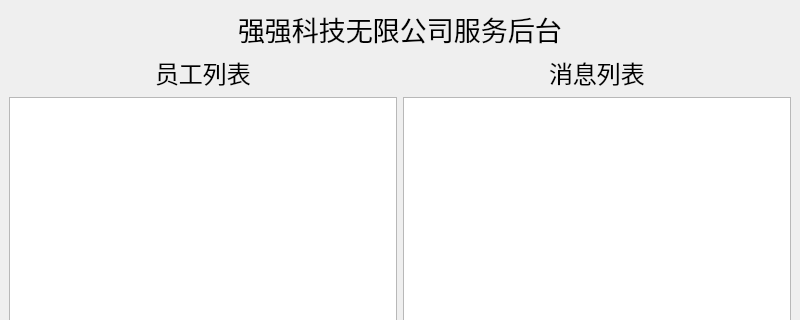
1314kele/Face-Recognition-Attendance-System, file faceServer/mainwindow.ui: the form before one commit; both pictures show x 0 to 800 and y 0 to 320 of the 800 by 600 pixel window.
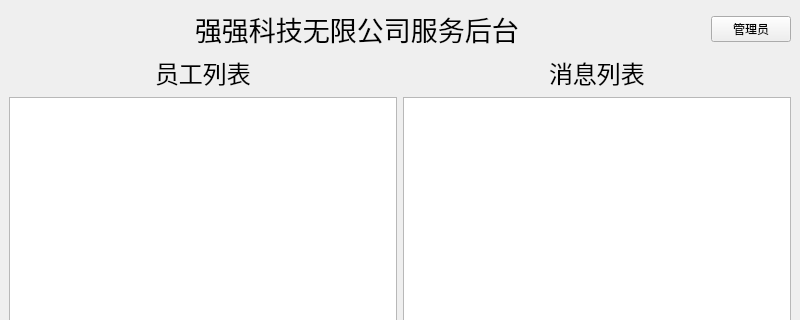
The form after the commit.

The edit to the form file:
```diff
--- a/faceServer/mainwindow.ui
+++ b/faceServer/mainwindow.ui
@@ -14,11 +14,13 @@
    <string>MainWindow</string>
   </property>
   <widget class="QWidget" name="centralwidget">
+   <layout class="QGridLayout" name="gridLayout_2">
+    <item row="0" column="0">
    <layout class="QGridLayout" name="gridLayout">
     <item row="0" column="0">
-     <layout class="QVBoxLayout" name="verticalLayout_3">
+       <layout class="QHBoxLayout" name="horizontalLayout_7">
       <item>
-       <layout class="QHBoxLayout" name="horizontalLayout_2">
+         <layout class="QHBoxLayout" name="horizontalLayout">
         <item>
          <spacer name="horizontalSpacer_6">
           <property name="orientation">
@@ -61,11 +63,28 @@
        </layout>
       </item>
       <item>
+         <layout class="QHBoxLayout" name="horizontalLayout_6">
+          <item>
        <layout class="QHBoxLayout" name="horizontalLayout_4">
         <item>
+             <widget class="QPushButton" name="pushButton">
+              <property name="text">
+               <string>管理员</string>
+              </property>
+             </widget>
+            </item>
+           </layout>
+          </item>
+         </layout>
+        </item>
+       </layout>
+      </item>
+      <item row="1" column="0">
+       <layout class="QHBoxLayout" name="horizontalLayout_5">
+        <item>
          <layout class="QVBoxLayout" name="verticalLayout">
           <item>
-           <layout class="QHBoxLayout" name="horizontalLayout">
+           <layout class="QHBoxLayout" name="horizontalLayout_2">
             <item>
              <spacer name="horizontalSpacer">
               <property name="orientation">
```
Lines whose indentation alone changed are shown as unchanged.
